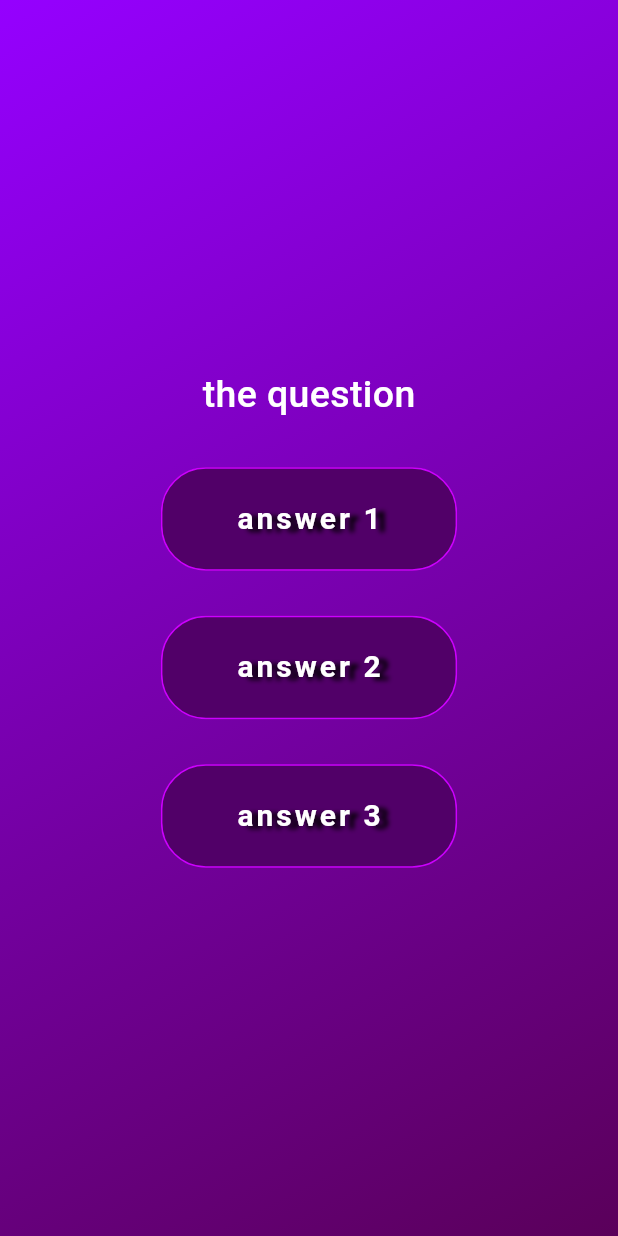
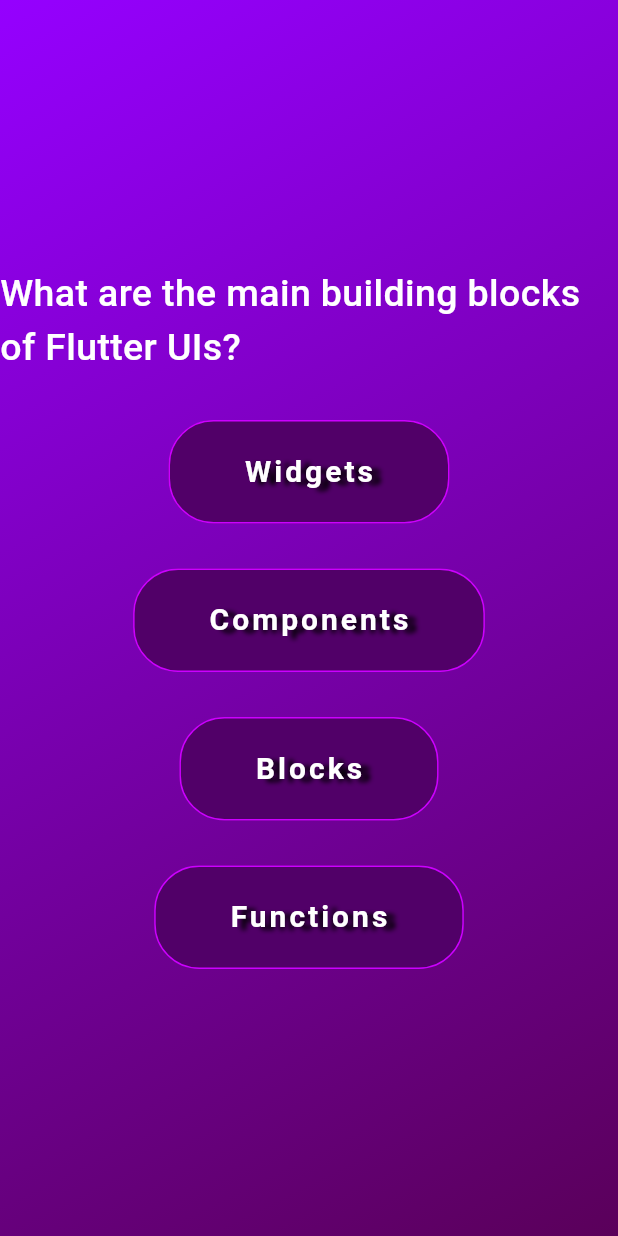
Before and after one commit to Johnatanvq/basic_questionnaire_app, a Flutter app: the screen it shows after launch, after a tap on "EMPEZAR", on a phone screen of 412 x 824 dp. Run offline on Flutter 3.47's test engine with Material 3 defaults, Android fonts, the phone set to English and light mode, and no system bars.

Commit message:
accesing questions object for consuming it

```diff
--- a/lib/questions_screen.dart
+++ b/lib/questions_screen.dart
@@ -1,6 +1,8 @@
+import 'package:flutter/material.dart';
+
 import 'package:adv_basics/custom_button.dart';
 import 'package:adv_basics/label_text.dart';
-import 'package:flutter/material.dart';
+import 'package:adv_basics/data/questions.dart';
 
 class QuestionsScreen extends StatefulWidget {
   const QuestionsScreen({super.key});
@@ -15,16 +17,15 @@ class _QuestionsScreenState extends State<QuestionsScreen> {
 
   @override
   Widget build(context){
+    final currentQuestion = questions[0];
+
     return SizedBox(
       width: double.infinity,
       child: Column(
         mainAxisAlignment: MainAxisAlignment.center,
         children: [
-          // const Text(
-          //   'the question'
-          // ),
           LabelText(
-            label: 'the question',
+            label: currentQuestion.text,
             fontSize: 25,
             fontColor: Color.fromARGB(255, 255, 255, 255),
             fontWeight: FontWeight.w500,
@@ -33,21 +34,28 @@ class _QuestionsScreenState extends State<QuestionsScreen> {
             height: 30,
           ),
           CustomButton(
-            text: 'answer 1',
+            text: currentQuestion.answers[0],
             onTap: () {},
           ),
           const SizedBox(
             height: 30,
           ),
           CustomButton(
-            text: 'answer 2',
+            text: currentQuestion.answers[1],
             onTap: () {},
           ),
           const SizedBox(
             height: 30,
           ),
           CustomButton(
-            text: 'answer 3',
+            text: currentQuestion.answers[2],
+            onTap: () {},
+          ),
+          const SizedBox(
+            height: 30,
+          ),
+          CustomButton(
+            text: currentQuestion.answers[3],
             onTap: () {},
           ),
         ],
```
